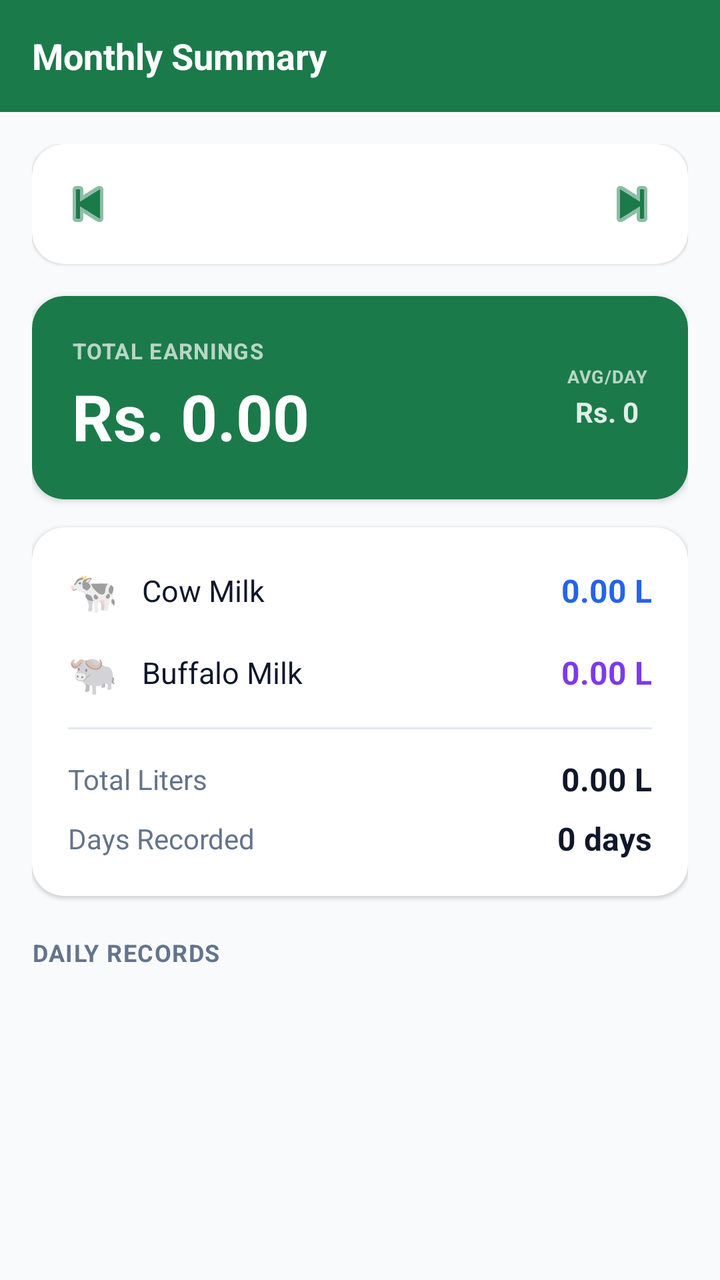
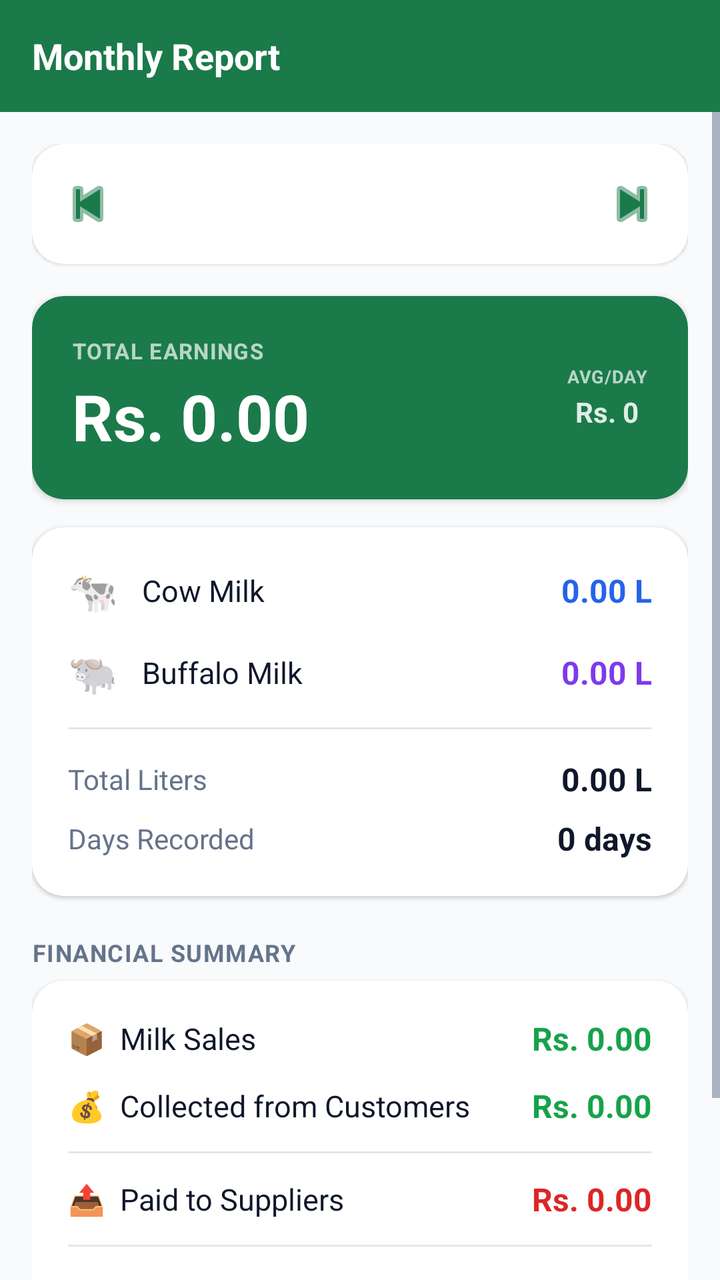

Before-and-after screenshots of an Android layout around one commit, followed by the original layout XML and the change that was made.
<!-- AndroidManifest.xml: application theme Theme.MilkDiary -->
<!-- res/layout/activity_monthly_summary.xml -->
<?xml version="1.0" encoding="utf-8"?>
<LinearLayout xmlns:android="http://schemas.android.com/apk/res/android"
    xmlns:app="http://schemas.android.com/apk/res-auto"
    android:layout_width="match_parent"
    android:layout_height="match_parent"
    android:orientation="vertical"
    android:background="@color/background">

    <com.google.android.material.appbar.MaterialToolbar
        android:id="@+id/toolbar"
        style="@style/ToolbarStyle"
        app:title="@string/monthly_summary" />

    <ScrollView
        android:layout_width="match_parent"
        android:layout_height="match_parent">

        <LinearLayout
            android:layout_width="match_parent"
            android:layout_height="wrap_content"
            android:orientation="vertical"
            android:paddingStart="16dp"
            android:paddingEnd="16dp"
            android:paddingTop="16dp"
            android:paddingBottom="28dp">

            
            <androidx.cardview.widget.CardView
                android:layout_width="match_parent"
                android:layout_height="wrap_content"
                android:layout_marginBottom="16dp"
                app:cardCornerRadius="16dp"
                app:cardElevation="1dp"
                app:cardBackgroundColor="@color/card_bg">
                <LinearLayout
                    android:layout_width="match_parent"
                    android:layout_height="wrap_content"
                    android:orientation="horizontal"
                    android:gravity="center_vertical"
                    android:paddingStart="6dp"
                    android:paddingEnd="6dp"
                    android:paddingTop="8dp"
                    android:paddingBottom="8dp">

                    <ImageButton
                        android:id="@+id/btnPrevMonth"
                        android:layout_width="44dp"
                        android:layout_height="44dp"
                        android:src="@android:drawable/ic_media_previous"
                        android:background="?attr/selectableItemBackgroundBorderless"
                        android:tint="@color/primary"
                        android:contentDescription="Previous month"
                        android:padding="12dp" />

                    <TextView
                        android:id="@+id/tvSelectedMonth"
                        android:layout_width="0dp"
                        android:layout_height="wrap_content"
                        android:layout_weight="1"
                        android:gravity="center"
                        android:textSize="18sp"
                        android:textStyle="bold"
                        android:textColor="@color/text_primary" />

                    <ImageButton
                        android:id="@+id/btnNextMonth"
                        android:layout_width="44dp"
                        android:layout_height="44dp"
                        android:src="@android:drawable/ic_media_next"
                        android:background="?attr/selectableItemBackgroundBorderless"
                        android:tint="@color/primary"
                        android:contentDescription="Next month"
                        android:padding="12dp" />
                </LinearLayout>
            </androidx.cardview.widget.CardView>

            
            <androidx.cardview.widget.CardView
                android:layout_width="match_parent"
                android:layout_height="wrap_content"
                android:layout_marginBottom="14dp"
                app:cardCornerRadius="16dp"
                app:cardElevation="2dp"
                app:cardBackgroundColor="@color/primary">
                <LinearLayout
                    android:layout_width="match_parent"
                    android:layout_height="wrap_content"
                    android:orientation="horizontal"
                    android:paddingStart="20dp"
                    android:paddingEnd="20dp"
                    android:paddingTop="20dp"
                    android:paddingBottom="20dp"
                    android:gravity="center_vertical">
                    <LinearLayout
                        android:layout_width="0dp"
                        android:layout_height="wrap_content"
                        android:layout_weight="1"
                        android:orientation="vertical">
                        <TextView
                            android:layout_width="wrap_content"
                            android:layout_height="wrap_content"
                            android:text="TOTAL EARNINGS"
                            android:textColor="#B0FFFFFF"
                            android:textSize="11sp"
                            android:textStyle="bold"
                            android:letterSpacing="0.04"
                            android:paddingBottom="4dp" />
                        <TextView
                            android:id="@+id/tvTotalEarnings"
                            android:layout_width="wrap_content"
                            android:layout_height="wrap_content"
                            android:text="Rs. 0.00"
                            android:textColor="#FFFFFF"
                            android:textSize="32sp"
                            android:textStyle="bold" />
                    </LinearLayout>
                    <LinearLayout
                        android:layout_width="wrap_content"
                        android:layout_height="wrap_content"
                        android:orientation="vertical"
                        android:gravity="center_horizontal">
                        <TextView
                            android:layout_width="wrap_content"
                            android:layout_height="wrap_content"
                            android:text="AVG/DAY"
                            android:textColor="#B0FFFFFF"
                            android:textSize="9sp"
                            android:textStyle="bold"
                            android:letterSpacing="0.04"
                            android:paddingBottom="2dp" />
                        <TextView
                            android:id="@+id/tvAvgDaily"
                            android:layout_width="wrap_content"
                            android:layout_height="wrap_content"
                            android:text="Rs. 0"
                            android:textColor="#DDFFFFFF"
                            android:textSize="14sp"
                            android:textStyle="bold" />
                    </LinearLayout>
                </LinearLayout>
            </androidx.cardview.widget.CardView>

            
            <androidx.cardview.widget.CardView
                android:layout_width="match_parent"
                android:layout_height="wrap_content"
                android:layout_marginBottom="16dp"
                app:cardCornerRadius="16dp"
                app:cardElevation="1dp"
                app:cardBackgroundColor="@color/card_bg">
                <LinearLayout
                    android:layout_width="match_parent"
                    android:layout_height="wrap_content"
                    android:orientation="vertical"
                    android:padding="18dp">

                    
                    <LinearLayout android:layout_width="match_parent" android:layout_height="wrap_content" android:orientation="horizontal" android:gravity="center_vertical" android:paddingBottom="14dp">
                        <TextView android:layout_width="wrap_content" android:layout_height="wrap_content" android:text="🐄" android:textSize="20sp" android:layout_marginEnd="12dp" />
                        <TextView android:layout_width="0dp" android:layout_height="wrap_content" android:layout_weight="1" android:text="Cow Milk" android:textColor="@color/text_primary" android:textSize="15sp" />
                        <TextView android:id="@+id/tvCowTotal" android:layout_width="wrap_content" android:layout_height="wrap_content" android:text="0.00 L" android:textColor="@color/cow_color" android:textSize="16sp" android:textStyle="bold" />
                    </LinearLayout>

                    
                    <LinearLayout android:layout_width="match_parent" android:layout_height="wrap_content" android:orientation="horizontal" android:gravity="center_vertical" android:paddingBottom="14dp">
                        <TextView android:layout_width="wrap_content" android:layout_height="wrap_content" android:text="🐃" android:textSize="20sp" android:layout_marginEnd="12dp" />
                        <TextView android:layout_width="0dp" android:layout_height="wrap_content" android:layout_weight="1" android:text="Buffalo Milk" android:textColor="@color/text_primary" android:textSize="15sp" />
                        <TextView android:id="@+id/tvBufTotal" android:layout_width="wrap_content" android:layout_height="wrap_content" android:text="0.00 L" android:textColor="@color/buffalo_color" android:textSize="16sp" android:textStyle="bold" />
                    </LinearLayout>

                    <View android:layout_width="match_parent" android:layout_height="1dp" android:background="@color/divider" android:layout_marginBottom="14dp" />

                    
                    <LinearLayout android:layout_width="match_parent" android:layout_height="wrap_content" android:orientation="horizontal" android:gravity="center_vertical" android:paddingBottom="8dp">
                        <TextView android:layout_width="0dp" android:layout_height="wrap_content" android:layout_weight="1" android:text="Total Liters" android:textColor="@color/text_secondary" android:textSize="14sp" />
                        <TextView android:id="@+id/tvTotalLiters" android:layout_width="wrap_content" android:layout_height="wrap_content" android:text="0.00 L" android:textColor="@color/text_primary" android:textSize="16sp" android:textStyle="bold" />
                    </LinearLayout>

                    
                    <LinearLayout android:layout_width="match_parent" android:layout_height="wrap_content" android:orientation="horizontal" android:gravity="center_vertical">
                        <TextView android:layout_width="0dp" android:layout_height="wrap_content" android:layout_weight="1" android:text="Days Recorded" android:textColor="@color/text_secondary" android:textSize="14sp" />
                        <TextView android:id="@+id/tvDaysRecorded" android:layout_width="wrap_content" android:layout_height="wrap_content" android:text="0 days" android:textColor="@color/text_primary" android:textSize="16sp" android:textStyle="bold" />
                    </LinearLayout>
                </LinearLayout>
            </androidx.cardview.widget.CardView>

            
            <TextView
                android:layout_width="match_parent"
                android:layout_height="wrap_content"
                android:text="DAILY RECORDS"
                style="@style/SectionLabel" />

            <TextView
                android:id="@+id/tvNoData"
                android:layout_width="match_parent"
                android:layout_height="wrap_content"
                android:text="No records this month."
                android:gravity="center"
                android:padding="28dp"
                android:textSize="15sp"
                android:textColor="@color/text_secondary"
                android:visibility="gone" />

            <androidx.recyclerview.widget.RecyclerView
                android:id="@+id/recyclerMonthRecords"
                android:layout_width="match_parent"
                android:layout_height="wrap_content"
                android:nestedScrollingEnabled="false" />

        </LinearLayout>
    </ScrollView>
</LinearLayout>
<!-- resources referenced by this layout -->
<resources>
  <color name="background">#F8FAFC</color>
  <color name="buffalo_color">#7C3AED</color>
  <color name="card_bg">#FFFFFF</color>
  <color name="cow_color">#2563EB</color>
  <color name="divider">#E2E8F0</color>
  <color name="primary">#1B7A4A</color>
  <color name="text_primary">#0F172A</color>
  <color name="text_secondary">#64748B</color>
  <string name="monthly_summary">Monthly Summary</string>
  <style name="SectionLabel">
          <item name="android:layout_width">match_parent</item>
          <item name="android:layout_height">wrap_content</item>
          <item name="android:textSize">12sp</item>
          <item name="android:textColor">@color/text_secondary</item>
          <item name="android:textStyle">bold</item>
          <item name="android:letterSpacing">0.04</item>
          <item name="android:paddingBottom">6dp</item>
          <item name="android:paddingTop">4dp</item>
          <item name="android:textAllCaps">true</item>
      </style>
  <style name="ToolbarStyle" parent="Widget.MaterialComponents.Toolbar">
          <item name="android:layout_width">match_parent</item>
          <item name="android:layout_height">?attr/actionBarSize</item>
          <item name="android:background">@color/primary</item>
          <item name="titleTextColor">@color/text_on_primary</item>
          <item name="navigationIconTint">@color/text_on_primary</item>
          <item name="titleTextAppearance">@style/ToolbarTitle</item>
      </style>
  <style name="Theme.MilkDiary" parent="Theme.MaterialComponents.DayNight.NoActionBar">
          <item name="colorPrimary">@color/primary</item>
          <item name="colorPrimaryDark">@color/primary_dark</item>
          <item name="colorAccent">@color/accent</item>
          <item name="colorOnPrimary">@color/text_on_primary</item>
          <item name="android:colorBackground">@color/background</item>
          <item name="colorSurface">@color/surface</item>
          <item name="android:textColorPrimary">@color/text_primary</item>
          <item name="android:textColorSecondary">@color/text_secondary</item>
          <item name="windowActionBar">false</item>
          <item name="windowNoTitle">true</item>
          <item name="android:statusBarColor">@color/primary_dark</item>
          <item name="android:navigationBarColor">@color/background</item>
      </style>
  <color name="text_on_primary">#FFFFFF</color>
  <style name="ToolbarTitle">
          <item name="android:textSize">18sp</item>
          <item name="android:textStyle">bold</item>
      </style>
  <color name="primary_dark">#0F5C36</color>
  <color name="accent">#F59E0B</color>
  <color name="surface">#FFFFFF</color>
</resources>

<!-- the commit's change to res/layout/activity_monthly_summary.xml (unified diff, before → after) -->
@@ -9,7 +9,7 @@
     <com.google.android.material.appbar.MaterialToolbar
         android:id="@+id/toolbar"
         style="@style/ToolbarStyle"
-        app:title="@string/monthly_summary" />
+        app:title="Monthly Report" />
 
     <ScrollView
         android:layout_width="match_parent"
@@ -188,6 +188,53 @@
             <TextView
                 android:layout_width="match_parent"
                 android:layout_height="wrap_content"
+                android:text="FINANCIAL SUMMARY"
+                style="@style/SectionLabel" />
+
+            <androidx.cardview.widget.CardView
+                android:layout_width="match_parent"
+                android:layout_height="wrap_content"
+                android:layout_marginBottom="16dp"
+                app:cardCornerRadius="16dp"
+                app:cardElevation="1dp"
+                app:cardBackgroundColor="@color/card_bg">
+                <LinearLayout
+                    android:layout_width="match_parent"
+                    android:layout_height="wrap_content"
+                    android:orientation="vertical"
+                    android:padding="18dp">
+
+                    <LinearLayout android:layout_width="match_parent" android:layout_height="wrap_content" android:orientation="horizontal" android:gravity="center_vertical" android:paddingBottom="12dp">
+                        <TextView android:layout_width="0dp" android:layout_height="wrap_content" android:layout_weight="1" android:text="📦  Milk Sales" android:textColor="@color/text_primary" android:textSize="15sp" />
+                        <TextView android:id="@+id/tvTotalSales" android:layout_width="wrap_content" android:layout_height="wrap_content" android:text="Rs. 0.00" android:textColor="@color/earnings_color" android:textSize="16sp" android:textStyle="bold" />
+                    </LinearLayout>
+
+                    <LinearLayout android:layout_width="match_parent" android:layout_height="wrap_content" android:orientation="horizontal" android:gravity="center_vertical" android:paddingBottom="12dp">
+                        <TextView android:layout_width="0dp" android:layout_height="wrap_content" android:layout_weight="1" android:text="💰  Collected from Customers" android:textColor="@color/text_primary" android:textSize="15sp" />
+                        <TextView android:id="@+id/tvNetCollection" android:layout_width="wrap_content" android:layout_height="wrap_content" android:text="Rs. 0.00" android:textColor="@color/earnings_color" android:textSize="16sp" android:textStyle="bold" />
+                    </LinearLayout>
+
+                    <View android:layout_width="match_parent" android:layout_height="1dp" android:background="@color/divider" android:layout_marginBottom="12dp" />
+
+                    <LinearLayout android:layout_width="match_parent" android:layout_height="wrap_content" android:orientation="horizontal" android:gravity="center_vertical" android:paddingBottom="12dp">
+                        <TextView android:layout_width="0dp" android:layout_height="wrap_content" android:layout_weight="1" android:text="📤  Paid to Suppliers" android:textColor="@color/text_primary" android:textSize="15sp" />
+                        <TextView android:id="@+id/tvSupplierOutgo" android:layout_width="wrap_content" android:layout_height="wrap_content" android:text="Rs. 0.00" android:textColor="@color/pending_color" android:textSize="16sp" android:textStyle="bold" />
+                    </LinearLayout>
+
+                    <View android:layout_width="match_parent" android:layout_height="1dp" android:background="@color/divider" android:layout_marginBottom="12dp" />
+
+                    <LinearLayout android:layout_width="match_parent" android:layout_height="wrap_content" android:orientation="horizontal" android:gravity="center_vertical">
+                        <TextView android:layout_width="0dp" android:layout_height="wrap_content" android:layout_weight="1" android:text="⏳  Overall Pending" android:textColor="@color/text_primary" android:textSize="15sp" android:textStyle="bold" />
+                        <TextView android:id="@+id/tvPendingOverall" android:layout_width="wrap_content" android:layout_height="wrap_content" android:text="Rs. 0.00" android:textColor="@color/pending_color" android:textSize="18sp" android:textStyle="bold" />
+                    </LinearLayout>
+
+                </LinearLayout>
+            </androidx.cardview.widget.CardView>
+
+            
+            <TextView
+                android:layout_width="match_parent"
+                android:layout_height="wrap_content"
                 android:text="DAILY RECORDS"
                 style="@style/SectionLabel" />
 
<!-- resource entries referenced after the edit -->
@@ -5,10 +5,11 @@
   <color name="card_bg">#FFFFFF</color>
   <color name="cow_color">#2563EB</color>
   <color name="divider">#E2E8F0</color>
+  <color name="earnings_color">#16A34A</color>
+  <color name="pending_color">#DC2626</color>
   <color name="primary">#1B7A4A</color>
   <color name="text_primary">#0F172A</color>
   <color name="text_secondary">#64748B</color>
-  <string name="monthly_summary">Monthly Summary</string>
   <style name="SectionLabel">
           <item name="android:layout_width">match_parent</item>
           <item name="android:layout_height">wrap_content</item>
